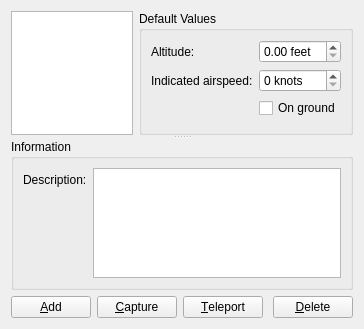
The window that src/Plugins/Module/Location/src/LocationWidget.ui (till213/SkyDolly) describes before a commit, drawn with Qt 5.
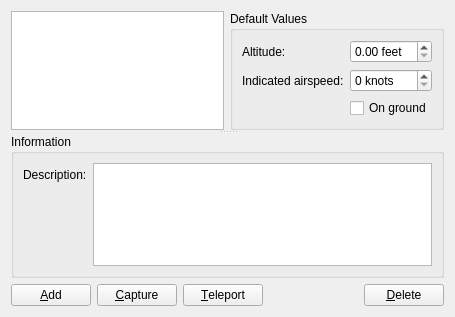
The same window after the commit. Custom widgets are drawn as their Qt base class.

```diff
--- a/src/Plugins/Module/Location/src/LocationWidget.ui
+++ b/src/Plugins/Module/Location/src/LocationWidget.ui
@@ -6,8 +6,8 @@
    <rect>
     <x>0</x>
     <y>0</y>
-    <width>364</width>
-    <height>329</height>
+    <width>455</width>
+    <height>317</height>
    </rect>
   </property>
   <property name="windowTitle">
@@ -104,7 +104,7 @@
          </property>
          <property name="minimumSize">
           <size>
-           <width>80</width>
+           <width>320</width>
            <height>0</height>
           </size>
          </property>
```
Left out of the diff: 6 changed lines with no effect on the pictures.
